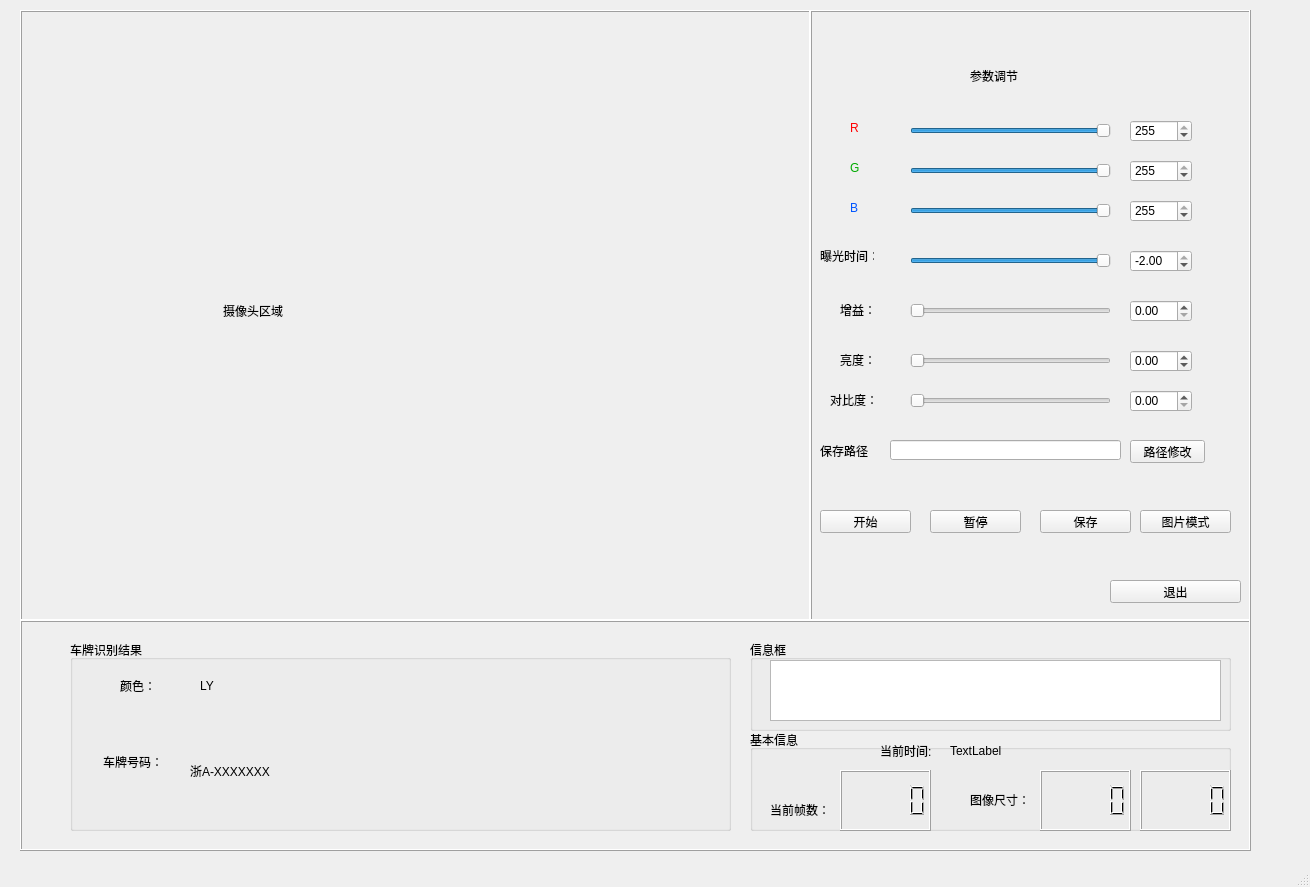
onceonmydoor/OpenCV_VLPR, file UI/camera.ui: the form before one commit.
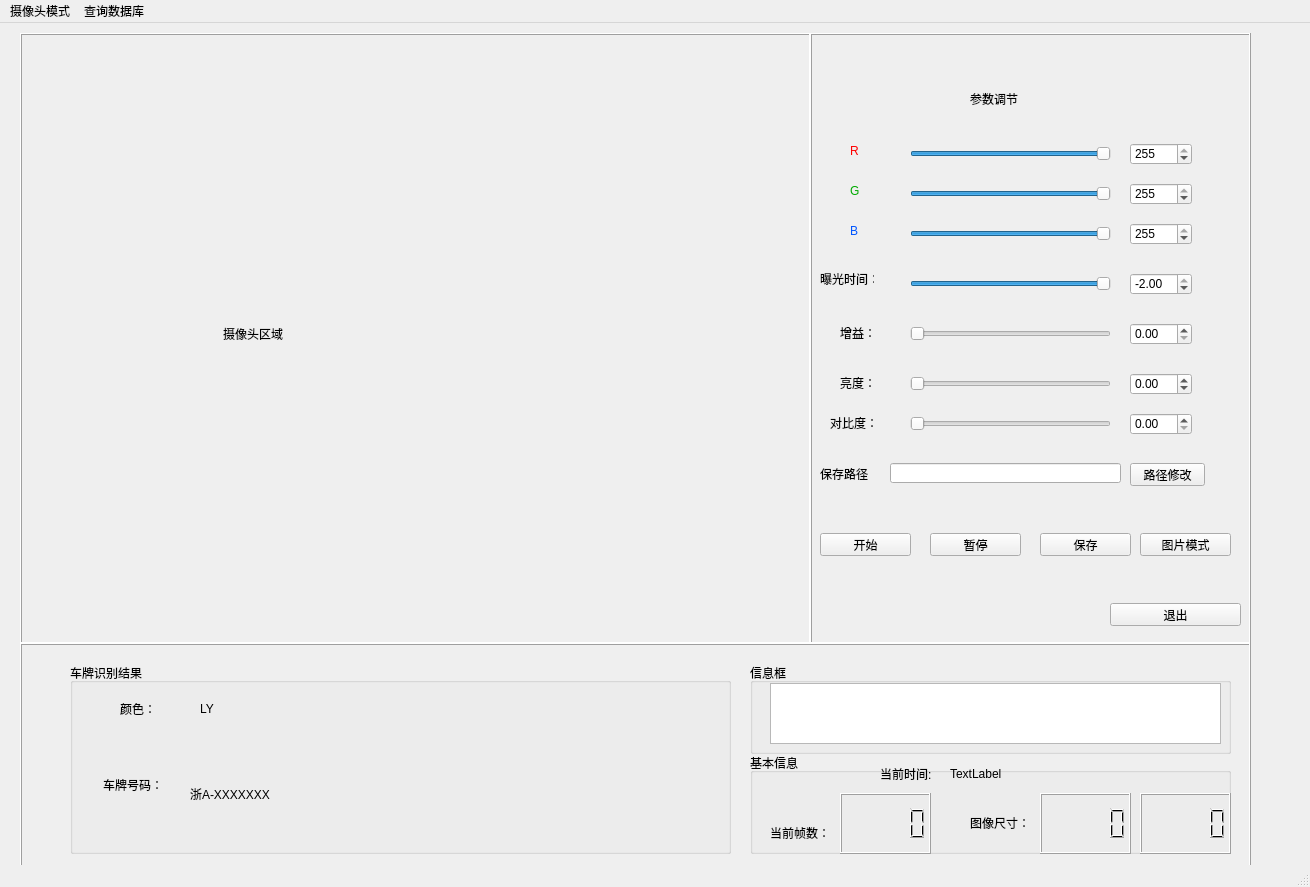
The form after the commit.

Commit message: 实现数据库的增、查

What changed in the file:
```diff
--- a/UI/camera.ui
+++ b/UI/camera.ui
@@ -851,6 +851,18 @@
      <height>23</height>
     </rect>
    </property>
+   <widget class="QMenu" name="menu">
+    <property name="title">
+     <string>摄像头模式</string>
+    </property>
+   </widget>
+   <widget class="QMenu" name="menu_2">
+    <property name="title">
+     <string>查询数据库</string>
+    </property>
+   </widget>
+   <addaction name="menu"/>
+   <addaction name="menu_2"/>
   </widget>
   <widget class="QStatusBar" name="statusbar"/>
  </widget>
```
The commit also changes 9 other files.
